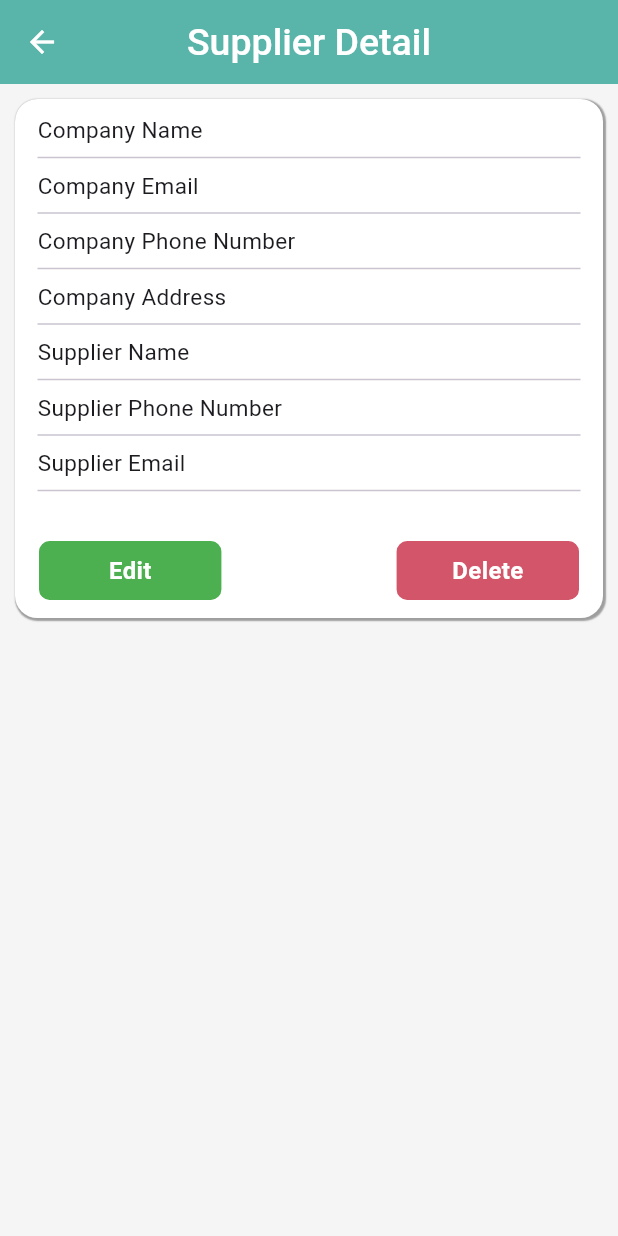
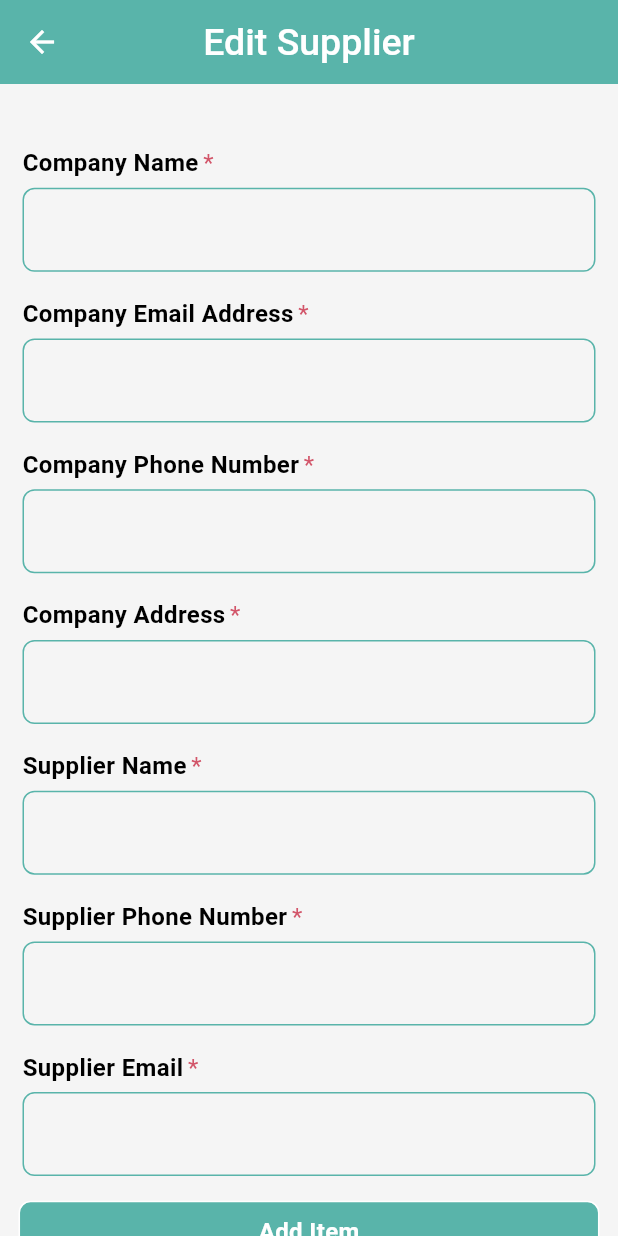
Before and after one commit to Shahabmustafa/Flutter-invoice-app, a Flutter app: the SupplierDetail screen opened directly with empty values, after a tap on "Edit", on a phone screen of 412 x 824 dp. Run offline on Flutter 3.47's test engine with Material 3 defaults, Android fonts, the light colour scheme and no system bars; our stand-ins replace avatar_glow, cached_network_image, cloud_firestore, firebase_auth, firebase_core, firebase_storage and 9 more; missing offline and left inert: d_chart, dart:ffi, emailjs, flutter_social_media_button; accounts and stored records are empty.

Commit message:
add supplier deatil edit

```diff
--- a/lib/model/supplier_model.dart
+++ b/lib/model/supplier_model.dart
@@ -3,27 +3,30 @@ class SupplierModel {
   String? companyEmail;
   String? phoneNumber;
   String? address;
+  String? payment;
   String? supplierName;
   String? supplierPhoneNumber;
-  String? supplieremail;
+  String? supplierEmail;
 
   SupplierModel(
       {this.companyName,
         this.companyEmail,
         this.phoneNumber,
         this.address,
+        this.payment,
         this.supplierName,
         this.supplierPhoneNumber,
-        this.supplieremail});
+        this.supplierEmail});
 
   SupplierModel.fromJson(Map<String, dynamic> json) {
     companyName = json['companyName'];
     companyEmail = json['companyEmail'];
     phoneNumber = json['phoneNumber'];
     address = json['address'];
+    payment = json['payment'];
     supplierName = json['supplierName'];
     supplierPhoneNumber = json['supplierPhoneNumber'];
-    supplieremail = json['supplieremail'];
+    supplierEmail = json['supplierEmail'];
   }
 
   Map<String, dynamic> toJson() {
@@ -32,9 +35,10 @@ class SupplierModel {
     data['companyEmail'] = this.companyEmail;
     data['phoneNumber'] = this.phoneNumber;
     data['address'] = this.address;
+    data['payment'] = this.payment;
     data['supplierName'] = this.supplierName;
     data['supplierPhoneNumber'] = this.supplierPhoneNumber;
-    data['supplieremail'] = this.supplieremail;
+    data['supplierEmail'] = this.supplierEmail;
     return data;
   }
 }
--- a/lib/res/routes/routes.dart
+++ b/lib/res/routes/routes.dart
@@ -1,7 +1,9 @@
 import 'package:flutter_invoice_app/view/auth/login_screen.dart';
 import 'package:flutter_invoice_app/view/auth/sign_up_screen.dart';
+import 'package:flutter_invoice_app/view/bottam%20navigator%20bar/setting/order/edit_order.dart';
 import 'package:flutter_invoice_app/view/bottam%20navigator%20bar/setting/order/order_details.dart';
 import 'package:flutter_invoice_app/view/bottam%20navigator%20bar/setting/prodile_screen.dart';
+import 'package:flutter_invoice_app/view/bottam%20navigator%20bar/setting/supplier/edit_supplier.dart';
 import 'package:flutter_invoice_app/view/home/home_screen.dart';
 import 'package:flutter_invoice_app/view/splash/splash_screen.dart';
 import 'package:get/get.dart';
@@ -40,12 +42,14 @@ class AppRoutes{
   static const String addSupplier = "/add_supplier";
   static const String Supplier = "/supplier_screen";
   static const String SupplierDetails = "/supplierDetail_screen";
+  static const String editSupplier = "/editSupplier_screen";
   static const String addCustomer = "/add_customer";
   static const String Customer = "/customer_screen";
   static const String CustomersDetail = "/CustomerDetail_screen";
   static const String addOrder = "/add_order";
   static const String Order = "/order_screen";
   static const String orderDetail = "/orderDetail_screen";
+  static const String editOrder = "/orderDetail_screen";
 
   static appRoutes() => [
     GetPage(
@@ -133,6 +137,12 @@ class AppRoutes{
       transitionDuration: const Duration(microseconds: 250),
     ),
     GetPage(
+      name: editSupplier,
+      page: () => EditSupplier(),
+      transition: Transition.rightToLeftWithFade,
+      transitionDuration: const Duration(microseconds: 250),
+    ),
+    GetPage(
       name: addCustomer,
       page: () => AddCustomer(),
       transition: Transition.rightToLeftWithFade,
@@ -163,6 +173,12 @@ class AppRoutes{
       transitionDuration: const Duration(microseconds: 250),
     ),
     GetPage(
+      name: editOrder,
+      page: () => EditOrder(),
+      transition: Transition.rightToLeftWithFade,
+      transitionDuration: const Duration(microseconds: 250),
+    ),
+    GetPage(
       name: orderDetail,
       page: () => OrderDetail(),
       transition: Transition.rightToLeftWithFade,
--- a/lib/view/bottam navigator bar/setting/order/reciver_order.dart
+++ b/lib/view/bottam navigator bar/setting/order/reciver_order.dart
@@ -39,7 +39,7 @@ class _OrderReceiverState extends State<OrderReceiver> {
                     crossAxisAlignment: CrossAxisAlignment.start,
                     children: [
                       Text("Cost ${order["cost"]}"),
-                      Text("total ${multiply.multiply(order["cost"], order["Stock"])}"),
+                      Text("total ${multiply.doubleConvertInt(multiply.multiply(order["cost"], order["sale"]))}"),
                     ],
                   ),
                   onTap: (){
--- /dev/null
+++ b/lib/view/bottam navigator bar/setting/supplier/edit_supplier.dart
@@ -0,0 +1,130 @@
+
+
+import 'package:flutter/material.dart';
+import 'package:flutter_invoice_app/view%20model/firebase/supplier_controller.dart';
+import 'package:get/get.dart';
+
+import '../../../../res/component/app_button.dart';
+import '../../../../res/component/invoice_text_field.dart';
+
+class EditSupplier extends StatefulWidget {
+  const EditSupplier({Key? key}) : super(key: key);
+
+  @override
+  State<EditSupplier> createState() => _EditSupplierState();
+}
+
+class _EditSupplierState extends State<EditSupplier> {
+  final _key = GlobalKey<FormState>();
+  final editSupplier = Get.put(SupplierController());
+  final supplierId = Get.arguments;
+
+  @override
+  Widget build(BuildContext context) {
+    final size = MediaQuery.sizeOf(context);
+    return Scaffold(
+      appBar: AppBar(
+        title: Text("Edit Supplier"),
+      ),
+      body: SingleChildScrollView(
+        child: Form(
+          key: _key,
+          child: Column(
+            children: [
+              SizedBox(
+                height: size.height * 0.05,
+              ),
+              InvoiceTextField(
+                title: "Company Name",
+                controller: editSupplier.companyName.value,
+                validator: (value){
+                  return value!.isEmpty ? "Enter Your Company Name" : null;
+                },
+              ),
+              SizedBox(
+                height: size.height * 0.02,
+              ),
+              InvoiceTextField(
+                title: "Company Email Address",
+                controller: editSupplier.companyEmail.value,
+                keyboardType: TextInputType.emailAddress,
+                validator: (value){
+                  return value!.isEmpty ? "Enter Your Email Address" : null;
+                },
+              ),
+              SizedBox(
+                height: size.height * 0.02,
+              ),
+              InvoiceTextField(
+                title: "Company Phone Number",
+                controller: editSupplier.companyPhoneNumber.value,
+                keyboardType: TextInputType.phone,
+                validator: (value){
+                  return value!.isEmpty ? "Enter Your Phone Number" : null;
+                },
+              ),
+              SizedBox(
+                height: size.height * 0.02,
+              ),
+              InvoiceTextField(
+                title: "Company Address",
+                controller: editSupplier.companyAddress.value,
+                keyboardType: TextInputType.multiline,
+                maxLines: 5,
+                validator: (value){
+                  return value!.isEmpty ? "Enter Your Address" : null;
+                },
+              ),
+              SizedBox(
+                height: size.height * 0.02,
+              ),
+              InvoiceTextField(
+                title: "Supplier Name",
+                controller: editSupplier.supplierName.value,
+                validator: (value){
+                  return value!.isEmpty ? "Enter Your Item Name" : null;
+                },
+              ),
+              SizedBox(
+                height: size.height * 0.02,
+              ),
+              InvoiceTextField(
+                title: "Supplier Phone Number",
+                controller: editSupplier.supplierPhoneNumber.value,
+                keyboardType: TextInputType.number,
+                validator: (value){
+                  return value!.isEmpty ? "Enter Your Item Price" : null;
+                },
+              ),
+              SizedBox(
+                height: size.height * 0.02,
+              ),
+              InvoiceTextField(
+                title: "Supplier Email",
+                controller: editSupplier.supplierEmail.value,
+                suffix: Text("%"),
+                validator: (value){
+                  return value!.isEmpty ? "Enter Your Item Whole Price" : null;
+                },
+              ),
+              SizedBox(
+                height: size.height * 0.02,
+              ),
+              AppButton(
+                title: "Add Item",
+                height: size.height * 0.05,
+                width: size.width * 0.94,
+                loading: editSupplier.loading.loading.value,
+                onTap: (){
+                  if(_key.currentState!.validate()){
+                    editSupplier.editSupplier(supplierId: supplierId[0]);
+                  }
+                },
+              ),
+            ],
+          ),
+        ),
+      ),
+    );
+  }
+}
--- a/lib/view/bottam navigator bar/setting/supplier/supplier.dart
+++ b/lib/view/bottam navigator bar/setting/supplier/supplier.dart
@@ -34,6 +34,7 @@ class _SupplierScreenState extends State<SupplierScreen> {
                   child: ListTile(
                     title: Text(supplier["companyName"]),
                     subtitle: Text(supplier["supplierName"]),
+                    trailing: Text(supplier["payment"]),
                     onTap: (){
                       Get.toNamed(
                         AppRoutes.SupplierDetails,
@@ -44,7 +45,8 @@ class _SupplierScreenState extends State<SupplierScreen> {
                           supplier["address"],
                           supplier["supplierName"],
                           supplier["supplierPhoneNumber"],
-                          supplier["supplieremail"],
+                          supplier["supplierEmail"],
+                          supplier["payment"],
                           snapshot.data!.docs[index].id,
                         ],
                       );
--- a/lib/view/bottam navigator bar/setting/supplier/supplier_detail.dart
+++ b/lib/view/bottam navigator bar/setting/supplier/supplier_detail.dart
@@ -1,4 +1,5 @@
 import 'package:flutter/material.dart';
+import 'package:flutter_invoice_app/res/routes/routes.dart';
 import 'package:get/get.dart';
 import 'package:get/get_core/src/get_main.dart';
 
@@ -27,7 +28,7 @@ class _SupplierDetailState extends State<SupplierDetail> {
       body: Padding(
         padding: const EdgeInsets.symmetric(horizontal: 10,vertical: 10),
         child: Container(
-          height: size.height * 0.42,
+          height: size.height * 0.45,
           width: size.width,
           padding: EdgeInsets.symmetric(horizontal: 15,vertical: 10),
           decoration: BoxDecoration(
@@ -79,6 +80,11 @@ class _SupplierDetailState extends State<SupplierDetail> {
                 subtitle: supplier[6],
               ),
               Divider(),
+              TextWidgets(
+                title: "Payment",
+                subtitle: supplier[7],
+              ),
+              Divider(),
               SizedBox(
                 height: size.height * 0.03,
               ),
@@ -91,7 +97,10 @@ class _SupplierDetailState extends State<SupplierDetail> {
                     width: size.width * 0.3,
                     color: Colors.green,
                     onTap: (){
-
+                      Get.toNamed(
+                          AppRoutes.editSupplier,
+                          arguments: [supplier[8]],
+                      );
                     },
                   ),
                   AppButton(
@@ -101,7 +110,7 @@ class _SupplierDetailState extends State<SupplierDetail> {
                     color: AppColor.errorColor,
                     onTap: (){
                       print(supplier[7]);
-                      AppApiService.item.doc(supplier[7]).delete().then((value){
+                      AppApiService.item.doc(supplier[8]).delete().then((value){
                         Get.back();
                       });
                     },
```
Also changed, not shown: lib/res/calculation/calculation.dart (+6 -2 lines), lib/view model/firebase/supplier_controller.dart (+42 -1 lines), lib/view/bottam navigator bar/sales/sales_screen.dart (+8 -32 lines), lib/view/bottam navigator bar/setting/order/edit_order.dart (added, +290 -0 lines), lib/view/bottam navigator bar/setting/order/order_details.dart (+8 -1 lines), lib/view/bottam navigator bar/setting/order/sender_order.dart (+11 -1 lines).
